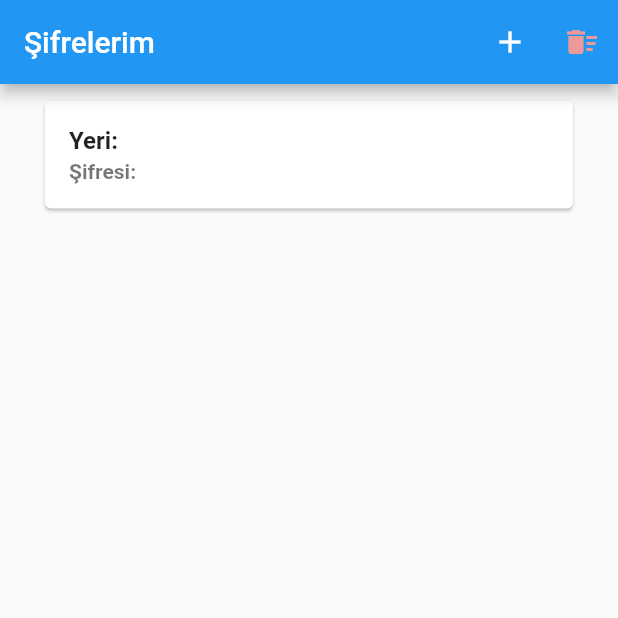
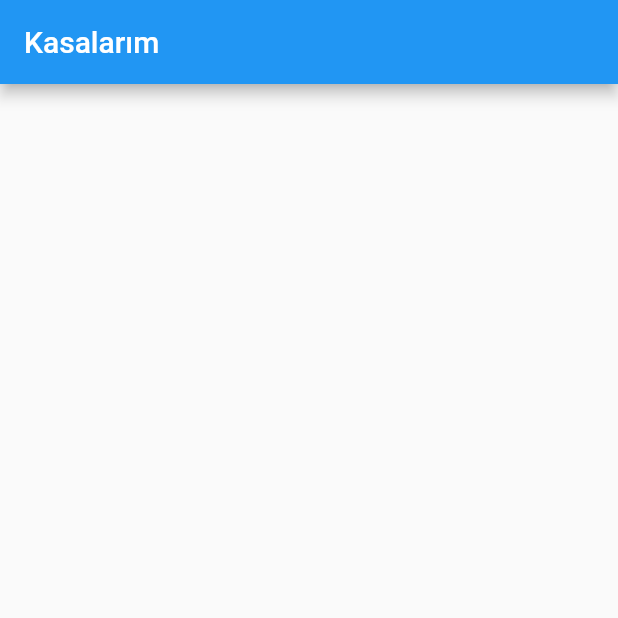
Before and after one commit to heimzza/password_bank, a Flutter app: the AddCardScreen screen opened directly, after a tap on "Ekle", on a phone screen of 412 x 824 dp, the top half of it. Run offline on Flutter 3.47's test engine with Material 2 defaults, Android fonts, the phone set to English and light mode, and no system bars; our stand-ins replace sqflite; accounts and stored records are empty.

Commit message:
new model and safes desing change

```diff
--- a/lib/main.dart
+++ b/lib/main.dart
@@ -1,16 +1,15 @@
 import 'package:flutter/material.dart';
-import 'package:password_safe/screens/splash/splash_screen.dart';
+import 'package:password_safe/screens/mySafes/my_safes_screen.dart';
 
 void main() {
   runApp(MyApp());
 }
 
 class MyApp extends StatelessWidget {
-  // This widget is the root of your application.
   @override
   Widget build(BuildContext context) {
     return MaterialApp(
-      home: Splash(),
+      home: MySafes(),
     );
   }
 }
--- /dev/null
+++ b/lib/models/Safe.dart
@@ -0,0 +1,4 @@
+class Safe {
+  int id;
+  String name;
+}
--- a/lib/models/SafeCard.dart
+++ b/lib/models/SafeCard.dart
@@ -3,6 +3,7 @@ class SafeCard {
   String name;
   String description;
   String password;
+  int safeId;
 
   SafeCard({this.name, this.description, this.password});
 
--- /dev/null
+++ b/lib/screens/mySafes/body.dart
@@ -0,0 +1,15 @@
+import 'package:flutter/material.dart';
+
+class Body extends StatefulWidget {
+  @override
+  _BodyState createState() => _BodyState();
+}
+
+class _BodyState extends State<Body> {
+  @override
+  Widget build(BuildContext context) {
+    return Container(
+
+    );
+  }
+}
--- /dev/null
+++ b/lib/screens/mySafes/my_safes_screen.dart
@@ -0,0 +1,14 @@
+import 'package:flutter/material.dart';
+import 'package:password_safe/screens/mySafes/body.dart';
+
+class MySafes extends StatelessWidget {
+  @override
+  Widget build(BuildContext context) {
+    return Scaffold(
+      appBar: AppBar(
+        title: Text('Kasalarım'),
+      ),
+      body: Body(),
+    );
+  }
+}
--- a/lib/screens/splash/splash_screen.dart
+++ b/lib/screens/passwords/splash_screen.dart
@@ -1,9 +1,9 @@
 import 'package:flutter/material.dart';
 import 'package:password_safe/blocs/safe_card_bloc.dart';
 import 'package:password_safe/screens/addCard/add_card.dart';
-import 'package:password_safe/screens/splash/body.dart';
+import 'package:password_safe/screens/passwords/body.dart';
 
-class Splash extends StatelessWidget {
+class Passwords extends StatelessWidget {
   @override
   Widget build(BuildContext context) {
     return Scaffold(
```
Also changed, not shown: lib/screens/passwords/body.dart (renamed from lib/screens/splash/body.dart), lib/screens/passwords/body_old.dart (renamed from lib/screens/splash/body_old.dart).
